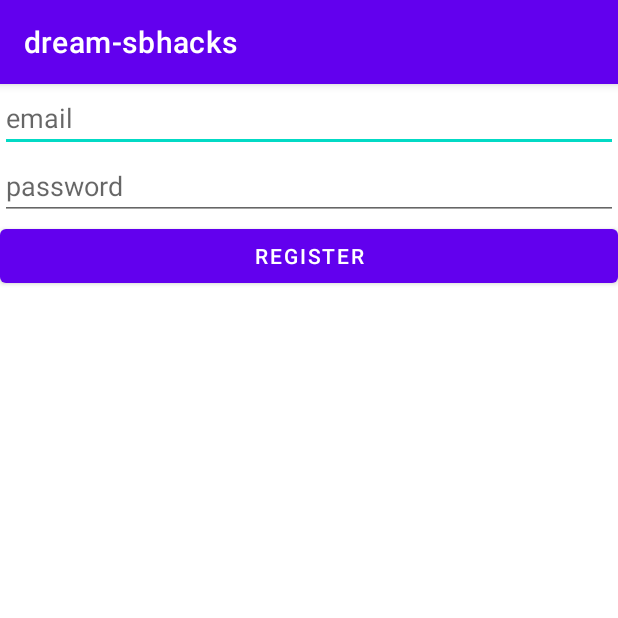
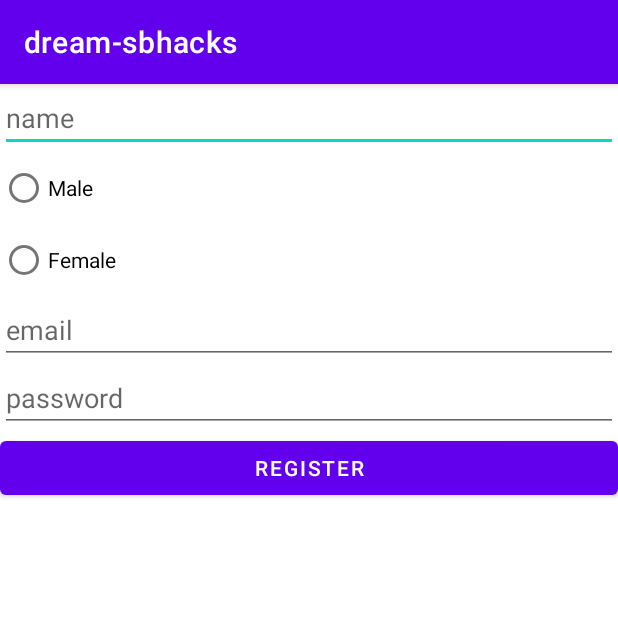
Before and after one commit to Lin2/dreamsbhacks, an Android app: the RegistrationActivity screen opened directly, with no data from a screen before it, on a phone screen of 412 x 824 dp, the top half of it. Run offline under Robolectric (Android 15) with nearby library versions, the phone set to English and light mode, and no system bars; our stand-ins replace Firebase (no records; nobody signed in at launch, a user with empty details on screens opened directly); 1 statement that could not run was skipped.

Commit message:
added gender radiogroup

```diff
--- a/app/src/main/res/layout/activity_registration.xml
+++ b/app/src/main/res/layout/activity_registration.xml
@@ -6,6 +6,25 @@
     android:layout_height="match_parent"
     tools:context=".RegistrationActivity"
     android:orientation="vertical">
+    <EditText
+        android:layout_width="match_parent"
+        android:layout_height="wrap_content"
+        android:hint="name"
+        android:id="@+id/name"/>
+    <RadioGroup
+        android:layout_width="match_parent"
+        android:layout_height="wrap_content"
+        android:id="@+id/radioGroup"
+        >
+        <RadioButton
+            android:layout_width="wrap_content"
+            android:layout_height="wrap_content"
+            android:text="Male" />
+        <RadioButton
+        android:layout_width="wrap_content"
+        android:layout_height="wrap_content"
+        android:text="Female" />
+    </RadioGroup>
     <EditText
         android:layout_width="match_parent"
         android:layout_height="wrap_content"
```
